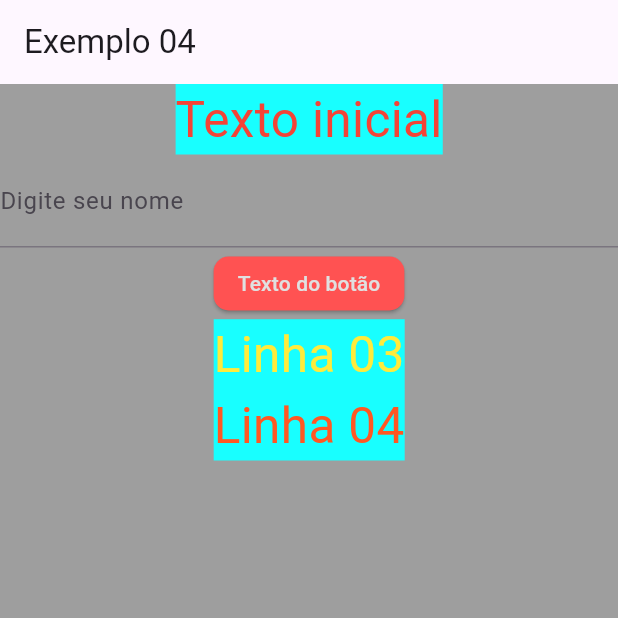
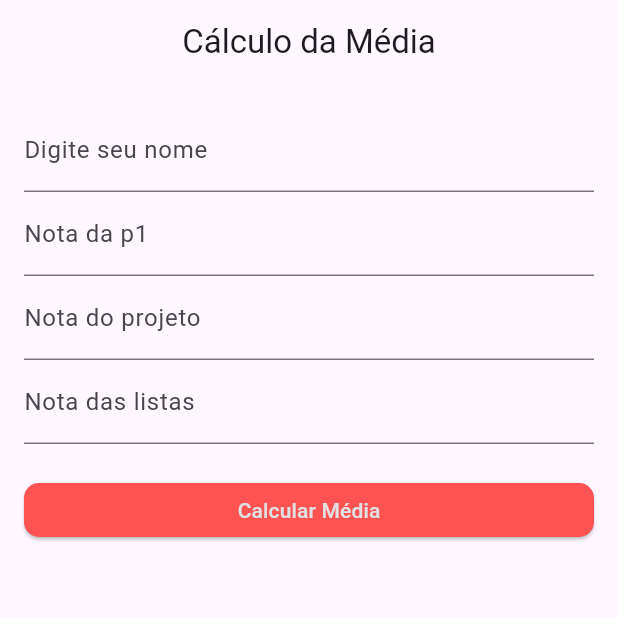
Before and after one commit to brunoaugusto1510/Aulas_flutter, a Flutter app: the screen it shows after launch, on a phone screen of 412 x 824 dp, the top half of it. Run offline on Flutter 3.47's test engine with Material 3 defaults, Android fonts, the phone set to English and light mode, and no system bars.

Commit message:
feat - Implementa cálculo de média no Home, adiciona controladores para campos de entrada e atualiza widgets customizados de texto e input.

```diff
--- a/lib/home.dart
+++ b/lib/home.dart
@@ -4,34 +4,43 @@ import 'package:exaula2/widgets/botoes.dart';
 import 'package:flutter/material.dart';
 
 class Home extends StatefulWidget {
-
   @override
   State<Home> createState() => _HomeState();
 }
 
 class _HomeState extends State<Home> {
-  String textoAlterado="Texto inicial";
+  final _tNome = TextEditingController();
+  final _tP1 = TextEditingController();
+  final _tProjeto = TextEditingController();
+  final _tLista = TextEditingController();
+
+  String _resultado = "";
 
   @override
   Widget build(BuildContext context) {
     return Scaffold(
       appBar: AppBar(
-        title: Text("Exemplo 04"),
+        title: const Text("Cálculo da Média"),
+        centerTitle: true,
       ),
       body: _body(),
     );
   }
 
   _body() {
-    return Container(
-      color: Colors.grey,
+    return SingleChildScrollView(
+      padding: const EdgeInsets.all(16.0),
       child: Column(
+        crossAxisAlignment: CrossAxisAlignment.stretch,
         children: [
-          Textos(textoAlterado, Colors.red),
-          InputTexto("Digite seu nome", "Nome", TextEditingController()),
-          Botoes("Texto do botão", onPressed: _click),
-          Textos("Linha 03", Colors.yellow),
-          Textos("Linha 04", Colors.deepOrange)
+          InputTexto("Digite seu nome", "Nome", _tNome),
+          InputTexto("Nota da p1", "p1", _tP1),
+          InputTexto("Nota do projeto", "projeto", _tProjeto),
+          InputTexto("Nota das listas", "lista", _tLista),
+          const SizedBox(height: 20),
+          Botoes("Calcular Média", onPressed: _click),
+          const SizedBox(height: 20),
+          Textos(_resultado),
         ],
       ),
     );
@@ -39,7 +48,17 @@ class _HomeState extends State<Home> {
 
   void _click() {
     setState(() {
-      textoAlterado = "Você apertou o botâo";
+      String nome = _tNome.text;
+
+      double p1 = double.tryParse(_tP1.text) ?? 0;
+      double projeto = double.tryParse(_tProjeto.text) ?? 0;
+      double lista = double.tryParse(_tLista.text) ?? 0;
+
+      double media = (p1 + projeto + lista) / 3;
+
+      String situacao = media >= 6 ? "aprovado" : "reprovado";
+
+      _resultado = "O aluno $nome foi $situacao com média: ${media.toStringAsFixed(2)}";
     });
   }
 }
--- a/lib/main.dart
+++ b/lib/main.dart
@@ -12,7 +12,7 @@ class MyApp extends StatelessWidget {
   @override
   Widget build(BuildContext context) {
     return MaterialApp(
-        title: 'Flutter Demo',
+        title: 'Fatec - Flutter',
         theme: ThemeData(
           colorScheme: ColorScheme.fromSeed(seedColor: Colors.deepPurple),
         ),
--- a/lib/widgets/inputtexto.dart
+++ b/lib/widgets/inputtexto.dart
@@ -8,10 +8,9 @@ class InputTexto extends StatelessWidget{
 
   @override
   Widget build(BuildContext context) {
-    return TextFormField(
+    return TextField(
       controller: controller,
       style: TextStyle(
-        fontSize: 20,
         color: Colors.black,
         backgroundColor: Colors.white
     ),
--- a/lib/widgets/texto.dart
+++ b/lib/widgets/texto.dart
@@ -1,8 +1,7 @@
 import 'package:flutter/material.dart';
 class Textos extends StatelessWidget {
   String s;
-  Color cor;
-  Textos(this.s, this.cor);
+  Textos(this.s);
 
   @override
   Widget build(BuildContext context) {
@@ -11,9 +10,10 @@ class Textos extends StatelessWidget {
       Text(
         s,
         style: TextStyle(
-            color: cor,
-            backgroundColor: Colors.cyanAccent,
-            fontSize: 33
+            fontSize: 20,
+            fontWeight: FontWeight.bold,
+            fontStyle: FontStyle.italic,
+            color: Colors.black
         ),
       );
   }
```
